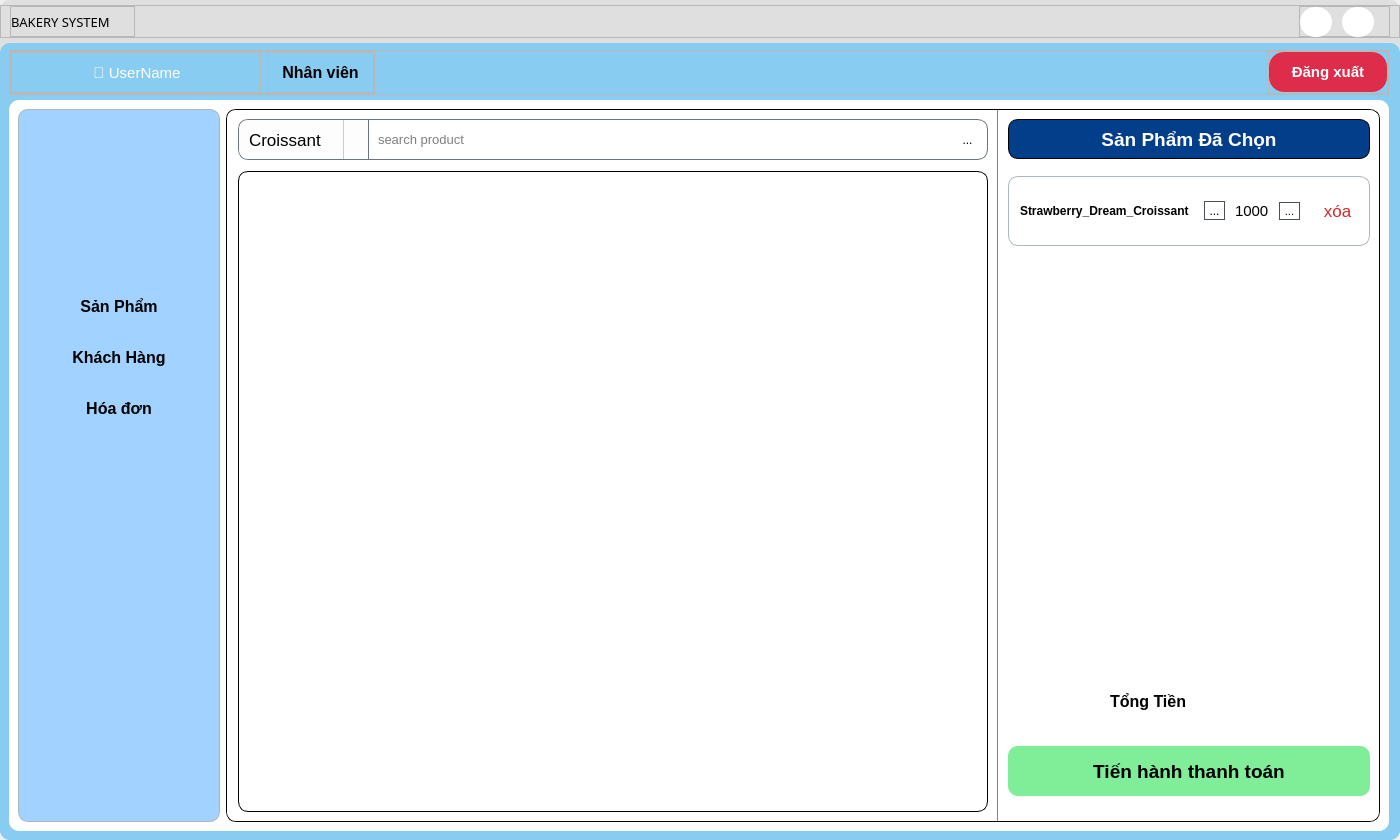
yuukun123/bakery-management-system, file UI/forms/employee/employee_main_screen.ui: the form before one commit.
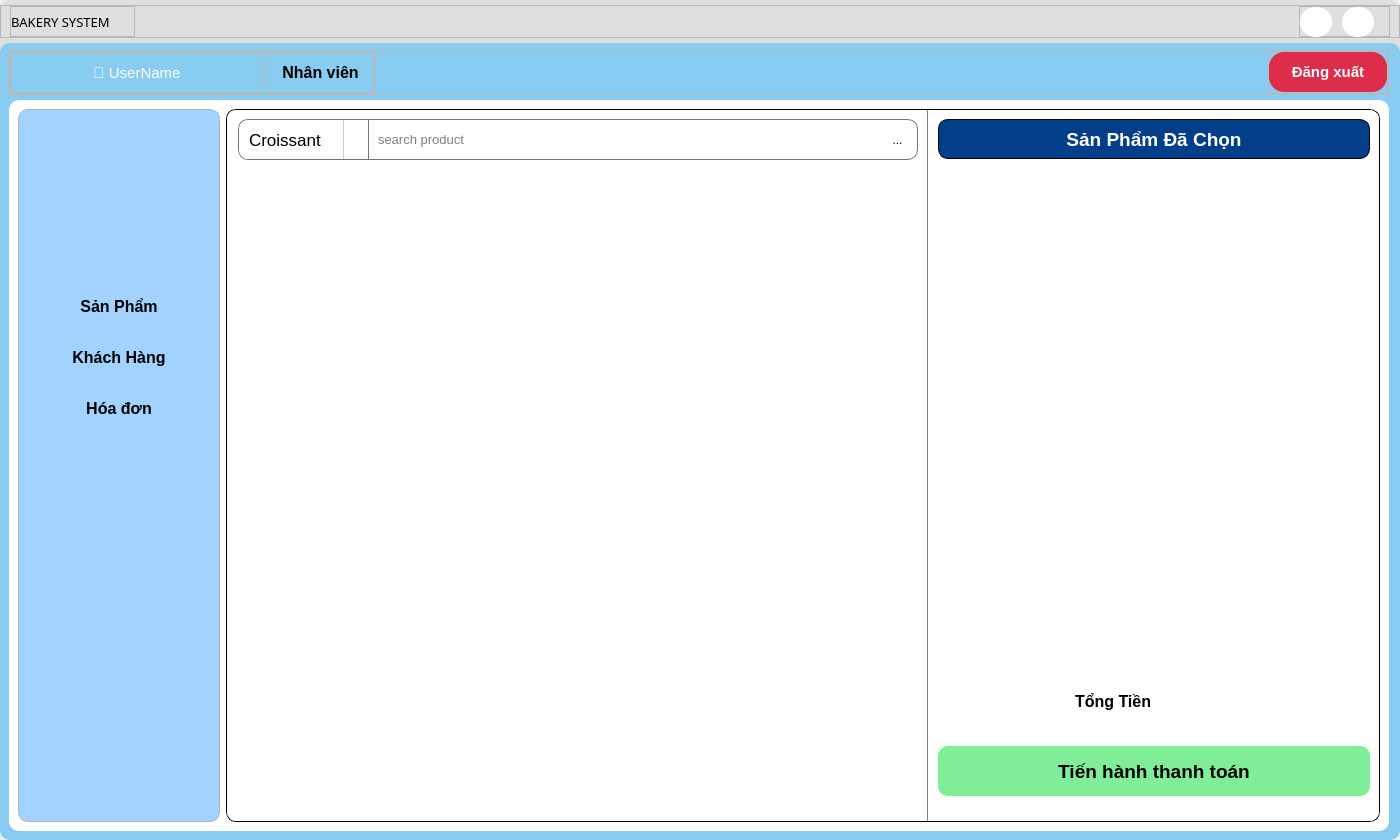
The form after the commit. Icons and pictures are not drawn.

Patch:
```diff
--- a/UI/forms/employee/employee_main_screen.ui
+++ b/UI/forms/employee/employee_main_screen.ui
@@ -1109,10 +1109,13 @@
                             <rect>
                              <x>0</x>
                              <y>0</y>
-                             <width>601</width>
+                             <width>653</width>
                              <height>626</height>
                             </rect>
                            </property>
+                           <property name="styleSheet">
+                            <string notr="true">border: none;</string>
+                           </property>
                            <layout class="QHBoxLayout" name="horizontalLayout_7">
                             <property name="leftMargin">
                              <number>0</number>
@@ -1129,7 +1132,7 @@
                             <item>
                              <widget class="QFrame" name="container_list">
                               <property name="styleSheet">
-                               <string notr="true">border: 1px solid rgb(0, 0, 0);
+                               <string notr="true">border: 0px solid rgb(0, 0, 0);
 border-radius: 10px</string>
                               </property>
                               <property name="frameShape">
@@ -1157,7 +1160,7 @@
                        </property>
                        <property name="minimumSize">
                         <size>
-                         <width>0</width>
+                         <width>450</width>
                          <height>0</height>
                         </size>
                        </property>
@@ -1248,7 +1251,7 @@
                             <rect>
                              <x>0</x>
                              <y>0</y>
-                             <width>498</width>
+                             <width>446</width>
                              <height>474</height>
                             </rect>
                            </property>
@@ -1266,7 +1269,10 @@
                              <number>0</number>
                             </property>
                             <item>
-                             <widget class="QFrame" name="container_choose">
+                             <widget class="QFrame" name="order_list_container">
+                              <property name="styleSheet">
+                               <string notr="true"/>
+                              </property>
                               <property name="frameShape">
                                <enum>QFrame::StyledPanel</enum>
                               </property>
@@ -1289,259 +1295,6 @@
                                <property name="bottomMargin">
                                 <number>0</number>
                                </property>
-                               <item>
-                                <widget class="QFrame" name="frame_19">
-                                 <property name="sizePolicy">
-                                  <sizepolicy hsizetype="Preferred" vsizetype="Preferred">
-                                   <horstretch>0</horstretch>
-                                   <verstretch>0</verstretch>
-                                  </sizepolicy>
-                                 </property>
-                                 <property name="maximumSize">
-                                  <size>
-                                   <width>16777215</width>
-                                   <height>70</height>
-                                  </size>
-                                 </property>
-                                 <property name="styleSheet">
-                                  <string notr="true">border: 1px solid #adb5bd</string>
-                                 </property>
-                                 <property name="frameShape">
-                                  <enum>QFrame::StyledPanel</enum>
-                                 </property>
-                                 <property name="frameShadow">
-                                  <enum>QFrame::Raised</enum>
-                                 </property>
-                                 <layout class="QHBoxLayout" name="horizontalLayout_9">
-                                  <property name="spacing">
-                                   <number>15</number>
-                                  </property>
-                                  <property name="leftMargin">
-                                   <number>11</number>
-                                  </property>
-                                  <property name="topMargin">
-                                   <number>0</number>
-                                  </property>
-                                  <property name="bottomMargin">
-                                   <number>0</number>
-                                  </property>
-                                  <item>
-                                   <widget class="QLabel" name="label_4">
-                                    <property name="maximumSize">
-                                     <size>
-                                      <width>16777215</width>
-                                      <height>80</height>
-                                     </size>
-                                    </property>
-                                    <property name="font">
-                                     <font>
-                                      <pointsize>9</pointsize>
-                                      <weight>75</weight>
-                                      <bold>true</bold>
-                                     </font>
-                                    </property>
-                                    <property name="styleSheet">
-                                     <string notr="true">border: none;</string>
-                                    </property>
-                                    <property name="text">
-                                     <string>Strawberry_Dream_Croissant</string>
-                                    </property>
-                                    <property name="wordWrap">
-                                     <bool>true</bool>
-                                    </property>
-                                   </widget>
-                                  </item>
-                                  <item>
-                                   <widget class="QFrame" name="frame_25">
-                                    <property name="maximumSize">
-                                     <size>
-                                      <width>160</width>
-                                      <height>16777215</height>
-                                     </size>
-                                    </property>
-                                    <property name="font">
-                                     <font>
-                                      <pointsize>9</pointsize>
-                                     </font>
-                                    </property>
-                                    <property name="styleSheet">
-                                     <string notr="true">border: none;</string>
-                                    </property>
-                                    <property name="frameShape">
-                                     <enum>QFrame::StyledPanel</enum>
-                                    </property>
-                                    <property name="frameShadow">
-                                     <enum>QFrame::Raised</enum>
-                                    </property>
-                                    <layout class="QHBoxLayout" name="horizontalLayout_10">
-                                     <property name="spacing">
-                                      <number>2</number>
-                                     </property>
-                                     <property name="leftMargin">
-                                      <number>0</number>
-                                     </property>
-                                     <property name="topMargin">
-                                      <number>0</number>
-                                     </property>
-                                     <property name="rightMargin">
-                                      <number>0</number>
-                                     </property>
-                                     <property name="bottomMargin">
-                                      <number>0</number>
-                                     </property>
-                                     <item>
-                                      <widget class="QToolButton" name="toolButton_2">
-                                       <property name="cursor">
-                                        <cursorShape>PointingHandCursor</cursorShape>
-                                       </property>
-                                       <property name="styleSheet">
-                                        <string notr="true">border-radius: 13px;
-border: 1px solid #495057;</string>
-                                       </property>
-                                       <property name="text">
-                                        <string>...</string>
-                                       </property>
-                                       <property name="icon">
-                                        <iconset resource="../../../resources/resources.qrc">
-                                         <normaloff>:/UI/icons/minus.svg</normaloff>:/UI/icons/minus.svg</iconset>
-                                       </property>
-                                       <property name="iconSize">
-                                        <size>
-                                         <width>22</width>
-                                         <height>22</height>
-                                        </size>
-                                       </property>
-                                      </widget>
-                                     </item>
-                                     <item>
-                                      <widget class="QLineEdit" name="lineEdit_2">
-                                       <property name="sizePolicy">
-                                        <sizepolicy hsizetype="Expanding" vsizetype="Preferred">
-                                         <horstretch>0</horstretch>
-                                         <verstretch>0</verstretch>
-                                        </sizepolicy>
-                                       </property>
-                                       <property name="maximumSize">
-                                        <size>
-                                         <width>50</width>
-                                         <height>50</height>
-                                        </size>
-                                       </property>
-                                       <property name="font">
-                                        <font>
-                                         <pointsize>11</pointsize>
-                                        </font>
-                                       </property>
-                                       <property name="text">
-                                        <string>1000</string>
-                                       </property>
-                                       <property name="alignment">
-                                        <set>Qt::AlignCenter</set>
-                                       </property>
-                                      </widget>
-                                     </item>
-                                     <item>
-                                      <widget class="QToolButton" name="toolButton_3">
-                                       <property name="font">
-                                        <font>
-                                         <pointsize>8</pointsize>
-                                        </font>
-                                       </property>
-                                       <property name="cursor">
-                                        <cursorShape>PointingHandCursor</cursorShape>
-                                       </property>
-                                       <property name="styleSheet">
-                                        <string notr="true">border-radius: 13px;
-border: 1px solid #495057;</string>
-                                       </property>
-                                       <property name="text">
-                                        <string>...</string>
-                                       </property>
-                                       <property name="icon">
-                                        <iconset resource="../../../resources/resources.qrc">
-                                         <normaloff>:/UI/icons/plus.svg</normaloff>:/UI/icons/plus.svg</iconset>
-                                       </property>
-                                       <property name="iconSize">
-                                        <size>
-                                         <width>22</width>
-                                         <height>22</height>
-                                        </size>
-                                       </property>
-                                      </widget>
-                                     </item>
-                                    </layout>
-                                   </widget>
-                                  </item>
-                                  <item>
-                                   <widget class="QToolButton" name="delete_btn">
-                                    <property name="minimumSize">
-                                     <size>
-                                      <width>45</width>
-                                      <height>55</height>
-                                     </size>
-                                    </property>
-                                    <property name="font">
-                                     <font>
-                                      <pointsize>13</pointsize>
-                                     </font>
-                                    </property>
-                                    <property name="cursor">
-                                     <cursorShape>PointingHandCursor</cursorShape>
-                                    </property>
-                                    <property name="styleSheet">
-                                     <string notr="true">#delete_btn{
-border: none;
-color: #d62828;
-}</string>
-                                    </property>
-                                    <property name="text">
-                                     <string>xóa</string>
-                                    </property>
-                                   </widget>
-                                  </item>
-                                 </layout>
-                                </widget>
-                               </item>
-                               <item>
-                                <widget class="QFrame" name="frame_23">
-                                 <property name="frameShape">
-                                  <enum>QFrame::StyledPanel</enum>
-                                 </property>
-                                 <property name="frameShadow">
-                                  <enum>QFrame::Raised</enum>
-                                 </property>
-                                </widget>
-                               </item>
-                               <item>
-                                <widget class="QFrame" name="frame_20">
-                                 <property name="frameShape">
-                                  <enum>QFrame::StyledPanel</enum>
-                                 </property>
-                                 <property name="frameShadow">
-                                  <enum>QFrame::Raised</enum>
-                                 </property>
-                                </widget>
-                               </item>
-                               <item>
-                                <widget class="QFrame" name="frame_21">
-                                 <property name="frameShape">
-                                  <enum>QFrame::StyledPanel</enum>
-                                 </property>
-                                 <property name="frameShadow">
-                                  <enum>QFrame::Raised</enum>
-                                 </property>
-                                </widget>
-                               </item>
-                               <item>
-                                <widget class="QFrame" name="frame_22">
-                                 <property name="frameShape">
-                                  <enum>QFrame::StyledPanel</enum>
-                                 </property>
-                                 <property name="frameShadow">
-                                  <enum>QFrame::Raised</enum>
-                                 </property>
-                                </widget>
-                               </item>
                               </layout>
                              </widget>
                             </item>
```
